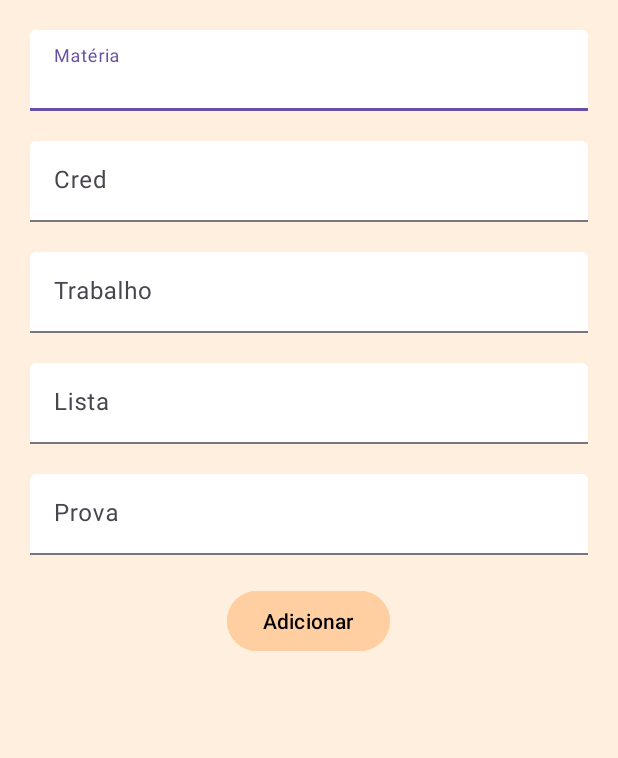
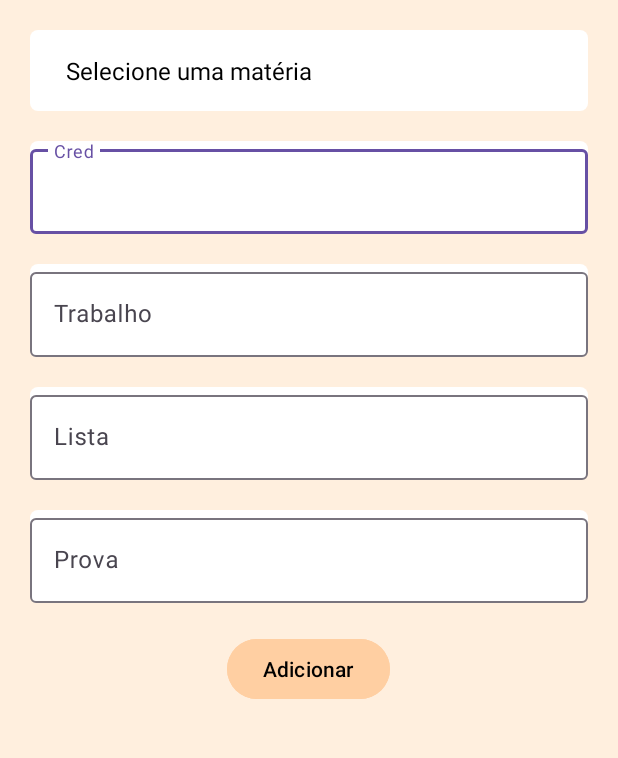
Before and after one commit to VitoriaAyumi/Notas, an Android app: the ControleNotasAddActivity screen opened directly, with no data from a screen before it, on a phone screen of 412 x 824 dp, the part 128-886 px from its top. Run offline under Robolectric (Android 15) with nearby library versions, the phone set to English and light mode, and no system bars; our stand-ins replace Firebase (no records; nobody signed in at launch, a user with empty details on screens opened directly); Roboto replaces fonts that are not available here.

Commit message:
Vih 17.11 commit

```diff
--- a/app/src/main/java/com/example/controlenotas/ControleNotasActivity.java
+++ b/app/src/main/java/com/example/controlenotas/ControleNotasActivity.java
@@ -10,7 +10,6 @@ import androidx.appcompat.app.AppCompatActivity;
 import androidx.recyclerview.widget.RecyclerView;
 
 import com.google.android.material.floatingactionbutton.FloatingActionButton;
-import com.google.firebase.FirebaseApp;
 import com.google.firebase.firestore.EventListener;
 import com.google.firebase.firestore.FirebaseFirestore;
 import com.google.firebase.firestore.FirebaseFirestoreException;
@@ -25,9 +24,7 @@ public class ControleNotasActivity extends AppCompatActivity {
     protected void onCreate(Bundle savedInstanceState) {
         super.onCreate(savedInstanceState);
         EdgeToEdge.enable(this);
-
         setContentView(R.layout.activity_controle_notas);
-        FirebaseApp.initializeApp(ControleNotasActivity.this);
 
         FirebaseFirestore db = FirebaseFirestore.getInstance();
         RecyclerView recyclerView = findViewById(R.id.recycler);
@@ -41,7 +38,7 @@ public class ControleNotasActivity extends AppCompatActivity {
                 if (error != null) {
                     Toast.makeText(ControleNotasActivity.this, "Falha ao carregar dados: " + error.getMessage(), Toast.LENGTH_SHORT).show();
                     return;
-                } else {
+                }
 
                 ArrayList<Notas> arrayList = new ArrayList<>();
                 assert value != null;
@@ -62,7 +59,6 @@ public class ControleNotasActivity extends AppCompatActivity {
                     }
                 });
             }
-            }
         });
     }
 }
--- a/app/src/main/java/com/example/controlenotas/ControleNotasAddActivity.java
+++ b/app/src/main/java/com/example/controlenotas/ControleNotasAddActivity.java
@@ -1,13 +1,19 @@
 package com.example.controlenotas;
 
+import android.graphics.Color;
 import android.os.Bundle;
 import android.util.Log;
 import android.view.View;
+import android.view.ViewGroup;
+import android.widget.ArrayAdapter;
+import android.widget.Spinner;
+import android.widget.TextView;
 import android.widget.Toast;
 
 import androidx.activity.EdgeToEdge;
 import androidx.annotation.NonNull;
 import androidx.appcompat.app.AppCompatActivity;
+import androidx.appcompat.widget.MenuPopupWindow;
 
 import com.google.android.gms.tasks.OnFailureListener;
 import com.google.android.gms.tasks.OnSuccessListener;
@@ -15,7 +21,9 @@ import com.google.android.material.button.MaterialButton;
 import com.google.android.material.textfield.TextInputEditText;
 import com.google.firebase.firestore.DocumentReference;
 import com.google.firebase.firestore.FirebaseFirestore;
+import com.google.firebase.firestore.QueryDocumentSnapshot;
 
+import java.util.ArrayList;
 import java.util.HashMap;
 import java.util.Map;
 import java.util.Objects;
@@ -33,7 +41,7 @@ public class ControleNotasAddActivity extends AppCompatActivity {
 
         FirebaseFirestore db = FirebaseFirestore.getInstance();
 
-        TextInputEditText nomeMateriaET = findViewById(R.id.nomeMateriaET);
+        Spinner nomeMateriaSp = findViewById(R.id.spnomeMateria);
         TextInputEditText notaCredET = findViewById(R.id.notaCredET);
         TextInputEditText notaTrabET = findViewById(R.id.notaTrabET);
         TextInputEditText notaListaET = findViewById(R.id.notaListaET);
@@ -41,13 +49,21 @@ public class ControleNotasAddActivity extends AppCompatActivity {
 
         MaterialButton addNotas = findViewById(R.id.addNota);
 
+        carregarMaterias(nomeMateriaSp);
+
         addNotas.setOnClickListener(new View.OnClickListener() {
             @Override
             public void onClick(View v) {
 
                 String notaPreciso;
 
-                String nomeMateria = Objects.requireNonNull(nomeMateriaET.getText()).toString().trim();
+                String nomeMateria = nomeMateriaSp.getSelectedItem().toString().trim();
+                // Verificar se a matéria é a primeira ("Selecione uma matéria")
+                if (nomeMateria.equals("Selecione uma matéria")) {
+                    Toast.makeText(ControleNotasAddActivity.this, "Por favor, selecione uma matéria válida!", Toast.LENGTH_SHORT).show();
+                    return;
+                }
+
                 String notaCred = Objects.requireNonNull(notaCredET.getText()).toString().trim();
                 String notaTrab = Objects.requireNonNull(notaTrabET.getText()).toString().trim();
                 String notaList = Objects.requireNonNull(notaListaET.getText()).toString().trim();
@@ -65,10 +81,10 @@ public class ControleNotasAddActivity extends AppCompatActivity {
 
                     float ntSoma = ntCred + ntTrab + ntList;
 
-                    if(ntSoma < 6){
+                    if (ntSoma < 6) {
                         ntPreciso = 6 - ntSoma;
                         notaPreciso = String.valueOf(ntPreciso);
-                    }else{
+                    } else {
                         notaPreciso = "Não precisa de pontos para passar!!";
                         Toast.makeText(ControleNotasAddActivity.this, "Não está de recuperação!!", Toast.LENGTH_SHORT).show();
                     }
@@ -76,7 +92,7 @@ public class ControleNotasAddActivity extends AppCompatActivity {
                 }
 
                 Map<String, Object> notas = new HashMap<>();
-                notas.put("nomeMateria", Objects.requireNonNull(nomeMateriaET.getText()).toString());
+                notas.put("nomeMateria", nomeMateria);
                 notas.put("cred", Objects.requireNonNull(notaCredET.getText()).toString());
                 notas.put("trab", Objects.requireNonNull(notaTrabET.getText()).toString());
                 notas.put("list", Objects.requireNonNull(notaListaET.getText()).toString());
@@ -101,4 +117,53 @@ public class ControleNotasAddActivity extends AppCompatActivity {
 
     }
 
+    private void carregarMaterias(Spinner spinner) {
+        FirebaseFirestore db = FirebaseFirestore.getInstance();
+
+        db.collection("materias").get().addOnCompleteListener(task -> {
+            if (task.isSuccessful()) {
+                // Lista que incluirá o texto neutro no início
+                ArrayList<String> listaMaterias = new ArrayList<>();
+                listaMaterias.add("Selecione uma matéria");  // Adiciona o texto neutro
+
+                // Adiciona as matérias reais da coleção
+                for (QueryDocumentSnapshot document : task.getResult()) {
+                    String nomeMateria = document.getString("nomeMateria");
+                    if (nomeMateria != null) {
+                        listaMaterias.add(nomeMateria);
+                    }
+                }
+
+                // Criar um ArrayAdapter customizado
+                ArrayAdapter<String> adapter = new ArrayAdapter<String>(this, android.R.layout.simple_spinner_item, listaMaterias) {
+                    @Override
+                    public View getDropDownView(int position, View convertView, ViewGroup parent) {
+                        View view = super.getDropDownView(position, convertView, parent);
+                        TextView textView = (TextView) view;
+                        // Modificar a cor do texto no dropdown
+                        textView.setTextColor(Color.BLACK);  // Cor do texto no dropdown
+                        // Modificar a cor de fundo do dropdown
+                        view.setBackgroundColor(Color.WHITE); // Cor de fundo no dropdown
+                        return view;
+                    }
+
+                    @Override
+                    public View getView(int position, View convertView, ViewGroup parent) {
+                        View view = super.getView(position, convertView, parent);
+                        TextView textView = (TextView) view;
+                        // Modificar a cor do texto no item selecionado
+                        textView.setTextColor(Color.BLACK);  // Cor do texto no item selecionado
+                        return view;
+                    }
+                };
+
+                // Definir o layout do dropdown
+                adapter.setDropDownViewResource(android.R.layout.simple_spinner_dropdown_item);
+                spinner.setAdapter(adapter);
+
+            } else {
+                Toast.makeText(this, "Erro ao carregar matérias: " + task.getException().getMessage(), Toast.LENGTH_SHORT).show();
+            }
+        });
+    }
 }
--- a/app/src/main/res/layout/activity_add_notas.xml
+++ b/app/src/main/res/layout/activity_add_notas.xml
@@ -41,33 +41,26 @@
             app:srcCompat="@drawable/img_user" />
     </FrameLayout>
 
-    <com.google.android.material.textfield.TextInputLayout
-        android:id="@+id/nomeMateriaLayout"
-        style="@style/Widget.Material3.TextInputLayout.FilledBox.Dense"
+    <Spinner
+        android:id="@+id/spnomeMateria"
         android:layout_width="match_parent"
         android:layout_height="wrap_content"
         android:layout_below="@id/header"
         android:layout_margin="20dp"
-        android:layout_weight="1"
-        android:hint="Matéria">
-
-        <com.google.android.material.textfield.TextInputEditText
-            android:id="@+id/nomeMateriaET"
-            android:layout_width="match_parent"
-            android:layout_height="wrap_content"
-            android:backgroundTint="@color/white"
-            android:inputType="textCapSentences" />
-    </com.google.android.material.textfield.TextInputLayout>
+        android:background="@drawable/rnd_add_edit"
+        android:padding="16dp"
+        android:spinnerMode="dropdown"
+        android:textColor="@color/black" />
 
     <com.google.android.material.textfield.TextInputLayout
         android:id="@+id/notaCredLayout"
-        style="@style/Widget.Material3.TextInputLayout.FilledBox.Dense"
         android:layout_width="match_parent"
         android:layout_height="wrap_content"
-        android:layout_below="@id/nomeMateriaLayout"
+        android:layout_below="@id/spnomeMateria"
         android:layout_marginLeft="20dp"
         android:layout_marginRight="20dp"
         android:layout_weight="1"
+        android:background="@drawable/rnd_add_edit"
         android:hint="Cred">
 
         <com.google.android.material.textfield.TextInputEditText
@@ -75,13 +68,13 @@
             android:layout_width="match_parent"
             android:layout_height="wrap_content"
             android:backgroundTint="@color/white"
+            android:inputType="numberDecimal"
             android:maxLength="4"
-            android:inputType="numberDecimal" />
+            android:textColor="@color/black" />
     </com.google.android.material.textfield.TextInputLayout>
 
     <com.google.android.material.textfield.TextInputLayout
         android:id="@+id/notaTrabLayout"
-        style="@style/Widget.Material3.TextInputLayout.FilledBox.Dense"
         android:layout_width="match_parent"
         android:layout_height="wrap_content"
         android:layout_below="@id/notaCredLayout"
@@ -89,6 +82,7 @@
         android:layout_marginTop="20dp"
         android:layout_marginRight="20dp"
         android:layout_weight="1"
+        android:background="@drawable/rnd_add_edit"
         android:hint="Trabalho">
 
         <com.google.android.material.textfield.TextInputEditText
@@ -96,13 +90,13 @@
             android:layout_width="match_parent"
             android:layout_height="wrap_content"
             android:backgroundTint="@color/white"
+            android:inputType="numberDecimal"
             android:maxLength="4"
-            android:inputType="numberDecimal" />
+            android:textColor="@color/black" />
     </com.google.android.material.textfield.TextInputLayout>
 
     <com.google.android.material.textfield.TextInputLayout
         android:id="@+id/notaListaLayout"
-        style="@style/Widget.Material3.TextInputLayout.FilledBox.Dense"
         android:layout_width="match_parent"
         android:layout_height="wrap_content"
         android:layout_below="@id/notaTrabLayout"
@@ -110,6 +104,7 @@
         android:layout_marginTop="20dp"
         android:layout_marginRight="20dp"
         android:layout_weight="1"
+        android:background="@drawable/rnd_add_edit"
         android:hint="Lista">
 
         <com.google.android.material.textfield.TextInputEditText
@@ -117,18 +112,19 @@
             android:layout_width="match_parent"
             android:layout_height="wrap_content"
             android:backgroundTint="@color/white"
+            android:inputType="numberDecimal"
             android:maxLength="4"
-            android:inputType="numberDecimal" />
+            android:textColor="@color/black" />
     </com.google.android.material.textfield.TextInputLayout>
 
     <com.google.android.material.textfield.TextInputLayout
         android:id="@+id/notaProvaLayout"
-        style="@style/Widget.Material3.TextInputLayout.FilledBox.Dense"
         android:layout_width="match_parent"
         android:layout_height="wrap_content"
         android:layout_below="@id/notaListaLayout"
         android:layout_margin="20dp"
         android:layout_weight="1"
+        android:background="@drawable/rnd_add_edit"
         android:hint="Prova"
         android:visibility="visible">
 
@@ -137,8 +133,9 @@
             android:layout_width="match_parent"
             android:layout_height="wrap_content"
             android:backgroundTint="@color/white"
+            android:inputType="numberDecimal"
             android:maxLength="4"
-            android:inputType="numberDecimal" />
+            android:textColor="@color/black"/>
     </com.google.android.material.textfield.TextInputLayout>
 
     <com.google.android.material.button.MaterialButton
```
Also changed, not shown: app/src/main/java/com/example/controlenotas/ControleNotasEditActivity.java (+82 -47 lines), app/src/main/java/com/example/controlenotas/MainActivity.java (deleted, +0 -24 lines), app/src/main/java/com/example/controlenotas/NotasAdapter.java (+5 -4 lines), app/src/main/res/layout/activity_edit_notas.xml (+27 -35 lines), app/src/main/res/layout/activity_main.xml (deleted, +0 -19 lines), app/src/main/res/layout/notas_list_item.xml (+23 -15 lines). Lines whose indentation alone changed are shown as unchanged.
